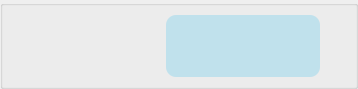
Before: the Qt Designer form src/resources/interface/Mensajero.ui in Yosoyepa/MyUnApp, drawn with Qt 5.
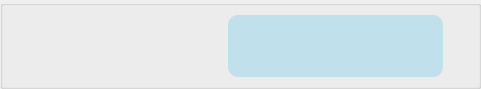
After: the same form once the commit is applied. Icons and pictures are not drawn.

```diff
--- a/src/resources/interface/Mensajero.ui
+++ b/src/resources/interface/Mensajero.ui
@@ -6,7 +6,7 @@
    <rect>
     <x>0</x>
     <y>0</y>
-    <width>358</width>
+    <width>481</width>
     <height>89</height>
    </rect>
   </property>
@@ -79,6 +79,28 @@
            <property name="leftMargin">
             <number>0</number>
            </property>
+           <item>
+            <widget class="QLabel" name="username_mensajero">
+             <property name="font">
+              <font>
+               <weight>75</weight>
+               <italic>false</italic>
+               <bold>true</bold>
+               <underline>false</underline>
+               <strikeout>false</strikeout>
+              </font>
+             </property>
+             <property name="styleSheet">
+              <string notr="true">color: rgb(1, 35, 60);</string>
+             </property>
+             <property name="text">
+              <string/>
+             </property>
+             <property name="alignment">
+              <set>Qt::AlignRight|Qt::AlignTrailing|Qt::AlignVCenter</set>
+             </property>
+            </widget>
+           </item>
            <item>
             <widget class="QLabel" name="message_mensajero">
              <property name="sizePolicy">
```
